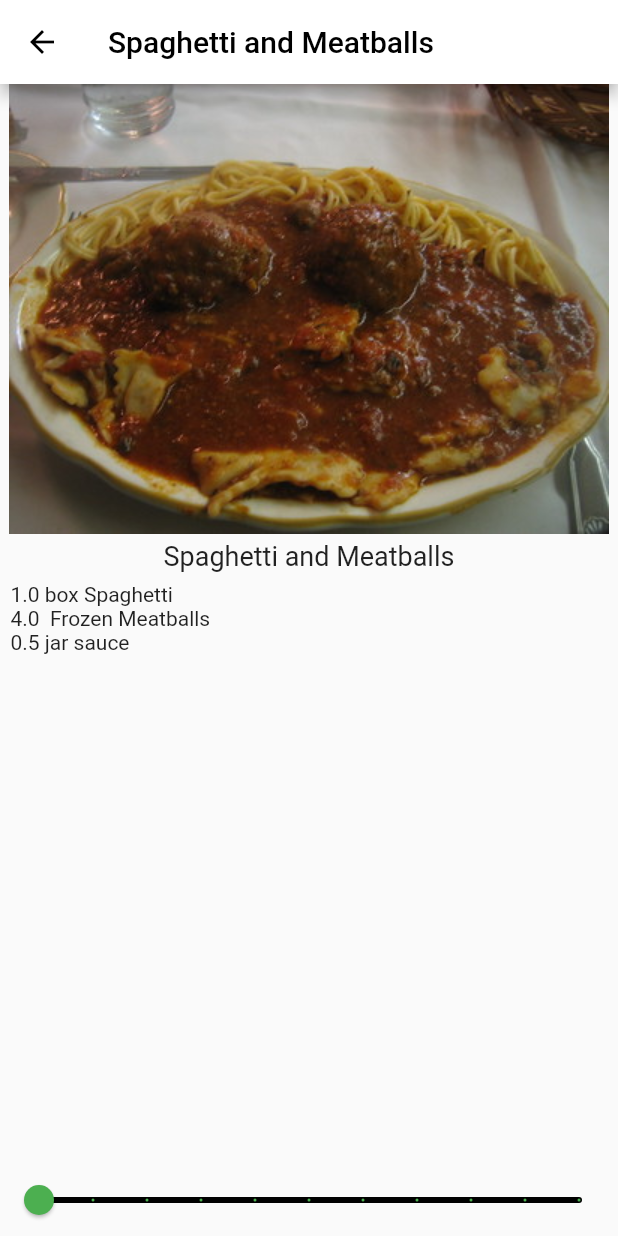
After one commit to kevinnicholas2019/flutter-tutorial, a Flutter app: the screen it shows after launch, after a tap on "Spaghetti and Meatballs", on a phone screen of 412 x 824 dp. The commit adds this screen. Run offline on Flutter 3.47's test engine with Material 2 defaults, Android fonts, the phone set to English and light mode, and no system bars.

Commit message:
bab 2 selesai

```diff
--- /dev/null
+++ b/recipes/lib/ingredient.dart
@@ -0,0 +1,7 @@
+class Ingredient {
+  double quantity;
+  String measure;
+  String name;
+
+  Ingredient(this.quantity, this.measure, this.name);
+}
--- a/recipes/lib/main.dart
+++ b/recipes/lib/main.dart
@@ -1,22 +1,25 @@
+// ignore_for_file: deprecated_member_use
+
 import 'package:flutter/material.dart';
 import 'package:recipes/recipe.dart';
+import 'package:recipes/recipe_detail.dart';
 
-Map<int, Color> colorWhite =
-{
-  50:const Color.fromRGBO(255, 255, 255, .1),
-  100:const Color.fromRGBO(255, 255, 255, .2),
-  200:const Color.fromRGBO(255, 255, 255, .3),
-  300:const Color.fromRGBO(255, 255, 255, .4),
-  400:const Color.fromRGBO(255, 255, 255, .5),
-  500:const Color.fromRGBO(255, 255, 255, .6),
-  600:const Color.fromRGBO(255, 255, 255, .7),
-  700:const Color.fromRGBO(255, 255, 255, .8),
-  800:const Color.fromRGBO(255, 255, 255, .9),
-  900:const Color.fromRGBO(255, 255, 255, 1),
+Map<int, Color> colorWhite = {
+  50: const Color.fromRGBO(255, 255, 255, .1),
+  100: const Color.fromRGBO(255, 255, 255, .2),
+  200: const Color.fromRGBO(255, 255, 255, .3),
+  300: const Color.fromRGBO(255, 255, 255, .4),
+  400: const Color.fromRGBO(255, 255, 255, .5),
+  500: const Color.fromRGBO(255, 255, 255, .6),
+  600: const Color.fromRGBO(255, 255, 255, .7),
+  700: const Color.fromRGBO(255, 255, 255, .8),
+  800: const Color.fromRGBO(255, 255, 255, .9),
+  900: const Color.fromRGBO(255, 255, 255, 1),
 };
 
 extension ColorWhiteExtension on Colors {
-  static MaterialColor get whiteMaterial => MaterialColor(0xFFFFFFFF, colorWhite);
+  static MaterialColor get whiteMaterial =>
+      MaterialColor(0xFFFFFFFF, colorWhite);
 }
 
 void main() {
@@ -28,10 +31,14 @@ class RecipeApp extends StatelessWidget {
 
   // This widget is the root of your application.
   @override
-  Widget build(BuildContext context) { //turunan untuk buat widget.
-    return MaterialApp( //ini untuk menggunakan material design (wajib)
-      title: 'Recipe Calculator', //ui tidak tampilin ini, cuman aplikasi yang diinstal namanya jadi sepert ini
-      theme: ThemeData( //theme untuk menentukan primary color dan accent color
+  Widget build(BuildContext context) {
+    //turunan untuk buat widget.
+    return MaterialApp(
+      //ini untuk menggunakan material design (wajib)
+      title:
+          'Recipe Calculator', //ui tidak tampilin ini, cuman aplikasi yang diinstal namanya jadi sepert ini
+      theme: ThemeData(
+        //theme untuk menentukan primary color dan accent color
         primarySwatch: ColorWhiteExtension.whiteMaterial,
         accentColor: Colors.black,
       ),
@@ -59,15 +66,12 @@ class MyHomePage extends StatefulWidget {
 }
 
 class _MyHomePageState extends State<MyHomePage> {
-
-  Widget buildRecipeCard(Recipe recipe)
-    => Card(
+  Widget buildRecipeCard(Recipe recipe) => Card(
         color: Colors.amber,
         margin: const EdgeInsets.symmetric(vertical: 10, horizontal: 15),
         elevation: 2.0,
-      shape: RoundedRectangleBorder(
-        borderRadius: BorderRadius.circular(10.0)
-      ),
+        shape:
+            RoundedRectangleBorder(borderRadius: BorderRadius.circular(10.0)),
         child: Padding(
           padding: const EdgeInsets.all(16.0),
           child: Column(
@@ -76,30 +80,44 @@ class _MyHomePageState extends State<MyHomePage> {
               const SizedBox(
                 height: 14.0,
               ),
-            Text(
-                recipe.label,
+              Text(recipe.label,
                   style: const TextStyle(
                       fontSize: 20.0,
                       fontWeight: FontWeight.w700,
-                  fontFamily: 'Palatino'
-                )
-            ),
+                      fontFamily: 'Palatino')),
             ],
           ),
         ),
       );
 
   @override
-  Widget build(BuildContext context) => Scaffold( //Scaffold menyediakan high-level struktur untuk app
+  Widget build(BuildContext context) {
+    return Scaffold(
+      //Scaffold menyediakan high-level struktur untuk app
       appBar: AppBar(
         title: Text(widget.title),
       ),
-    body: SafeArea( //ini untuk menjaga area yang safe pada setiap devices (penting)
+      body: SafeArea(
+        //ini untuk menjaga area yang safe pada setiap devices (penting)
         child: ListView.builder(
           itemCount: Recipe.samples.length,
-          itemBuilder: (BuildContext context, int index)
-            => buildRecipeCard(Recipe.samples[index])
+          itemBuilder: (BuildContext context, int index) => GestureDetector(
+            onTap: () {
+              Navigator.push(
+                context,
+                MaterialPageRoute(
+                  builder: (context) {
+                    return RecipeDetail(
+                      recipe: Recipe.samples[index],
+                    );
+                  },
+                ),
+              );
+            },
+            child: buildRecipeCard(Recipe.samples[index]),
+          ),
         ), //yah container...
-    )
+      ),
     );
   }
+}
--- a/recipes/lib/recipe.dart
+++ b/recipes/lib/recipe.dart
@@ -1,21 +1,76 @@
+import 'package:recipes/ingredient.dart';
+
 class Recipe {
-  static List<Recipe> samples = [
-    Recipe('Spaghetti and Meatballs',
-        'assets/2126711929_ef763de2b3_w.jpg'),
-    Recipe('Tomato Soup',
-        'assets/27729023535_a57606c1be.jpg'),
-    Recipe('Grilled Cheese',
-        'assets/3187380632_5056654a19_b.jpg'),
-    Recipe('Chocolate Chip Cookies',
-        'assets/15992102771_b92f4cc00a_b.jpg'),
-    Recipe('Taco Salad',
-        'assets/8533381643_a31a99e8a6_c.jpg'),
-    Recipe('Hawaiian Pizza',
-        'assets/15452035777_294cefced5_c.jpg'),
-  ];
-
   final String label;
   final String imageUrl;
+  final int servings;
+  final List<Ingredient> ingredients;
 
-  Recipe(this.label, this.imageUrl);
+  Recipe(
+    this.label,
+    this.imageUrl,
+    this.servings,
+    this.ingredients,
+  );
+
+  static List<Recipe> samples = [
+    Recipe(
+      'Spaghetti and Meatballs',
+      'assets/2126711929_ef763de2b3_w.jpg',
+      4,
+      [
+        Ingredient(1, 'box', 'Spaghetti'),
+        Ingredient(4, '', 'Frozen Meatballs'),
+        Ingredient(0.5, 'jar', 'sauce'),
+      ],
+    ),
+    Recipe(
+      'Tomato Soup',
+      'assets/27729023535_a57606c1be.jpg',
+      2,
+      [
+        Ingredient(1, 'can', 'Tomato Soup'),
+      ],
+    ),
+    Recipe(
+      'Grilled Cheese',
+      'assets/3187380632_5056654a19_b.jpg',
+      1,
+      [
+        Ingredient(2, 'slices', 'Cheese'),
+        Ingredient(2, 'slices', 'Bread'),
+      ],
+    ),
+    Recipe(
+      'Chocolate Chip Cookies',
+      'assets/15992102771_b92f4cc00a_b.jpg',
+      24,
+      [
+        Ingredient(4, 'cups', 'flour'),
+        Ingredient(2, 'cups', 'sugar'),
+        Ingredient(0.5, 'cups', 'chocolate chips'),
+      ],
+    ),
+    Recipe(
+      'Taco Salad',
+      'assets/8533381643_a31a99e8a6_c.jpg',
+      1,
+      [
+        Ingredient(4, 'oz', 'nachos'),
+        Ingredient(3, 'oz', 'taco meat'),
+        Ingredient(0.5, 'cup', 'cheese'),
+        Ingredient(0.25, 'cup', 'chopped tomatoes'),
+      ],
+    ),
+    Recipe(
+      'Hawaiian Pizza',
+      'assets/15452035777_294cefced5_c.jpg',
+      4,
+      [
+        Ingredient(1, 'item', 'pizza'),
+        Ingredient(1, 'cup', 'pineapple'),
+        Ingredient(8, 'oz', 'ham'),
+      ],
+    ),
+  ];
 }
--- /dev/null
+++ b/recipes/lib/recipe_detail.dart
@@ -0,0 +1,75 @@
+import 'package:flutter/material.dart';
+import 'package:recipes/recipe.dart';
+
+class RecipeDetail extends StatefulWidget {
+  final Recipe recipe;
+
+  const RecipeDetail({Key? key, required this.recipe}) : super(key: key);
+
+  @override
+  _RecipeDetailState createState() => _RecipeDetailState();
+}
+
+class _RecipeDetailState extends State<RecipeDetail> {
+  int _sliderVal = 1;
+
+  @override
+  Widget build(BuildContext context) {
+    return Scaffold(
+      appBar: AppBar(title: Text(widget.recipe.label)),
+      body: SafeArea(
+        child: Column(
+          children: <Widget>[
+            SizedBox(
+              height: 300,
+              width: double.infinity,
+              child: Image(image: AssetImage(widget.recipe.imageUrl)),
+            ),
+            const SizedBox(
+              height: 4,
+            ),
+            Text(
+              widget.recipe.label,
+              style: const TextStyle(fontSize: 18),
+            ),
+            Expanded(
+              // 8
+              child: ListView.builder(
+                padding: const EdgeInsets.all(7.0),
+                itemCount: widget.recipe.ingredients.length,
+                itemBuilder: (BuildContext context, int index) {
+                  final ingredient = widget.recipe.ingredients[index];
+                  // 9
+                  return Text(
+                    '${ingredient.quantity * _sliderVal} '
+                    '${ingredient.measure} '
+                    '${ingredient.name}',
+                  );
+                },
+              ),
+            ),
+            Slider(
+              // 10
+              min: 1,
+              max: 10,
+              divisions: 10,
+              // 11
+              label: '${_sliderVal * widget.recipe.servings} servings',
+              // 12
+              value: _sliderVal.toDouble(),
+              // 13
+              onChanged: (newValue) {
+                setState(() {
+                  _sliderVal = newValue.round();
+                });
+              },
+              // 14
+              activeColor: Colors.green,
+              inactiveColor: Colors.black,
+            ),
+          ],
+        ),
+      ),
+    );
+  }
+}
```
Lines whose indentation alone changed are shown as unchanged.
